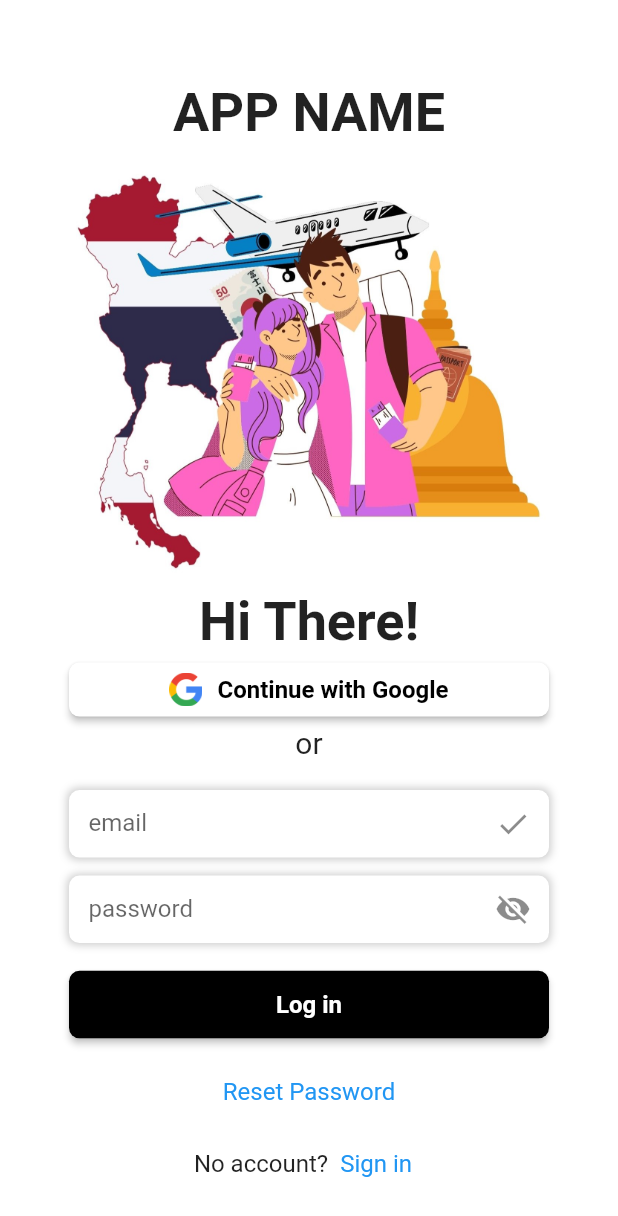
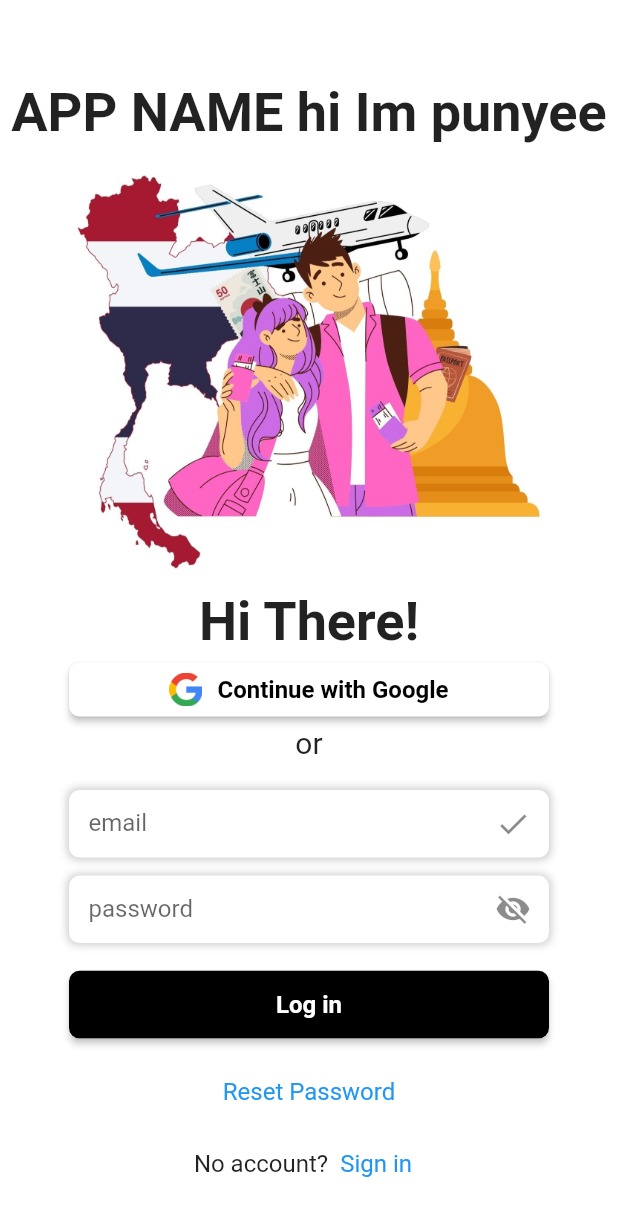
Before and after one commit to 17punchisama/flutter-travel-app, a Flutter app: the screen it shows after launch, on a phone screen of 412 x 824 dp. Shown: the top 1216 px of the screen. Run offline on Flutter 3.47's test engine with Material 2 defaults, Android fonts, the phone set to English and light mode, and no system bars.

Commit message:
change word

```diff
--- a/lib/screen/start_screen.dart
+++ b/lib/screen/start_screen.dart
@@ -21,7 +21,7 @@ class StartScreen extends StatelessWidget {
 
                 const Text(
                   //showing app name
-                  'APP NAME',
+                  'APP NAME hi Im punyee',
                   style: TextStyle(
                     fontWeight: FontWeight.bold,
                     fontSize: 36,
```
